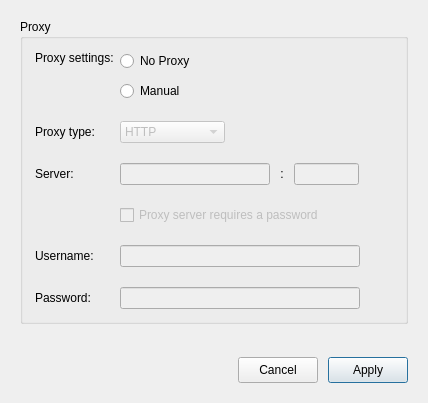
This is src/MEGASync/gui/ui/ProxySettings.ui in meganz/MEGAsync as Qt 5 draws it before an edit. The edited form follows.
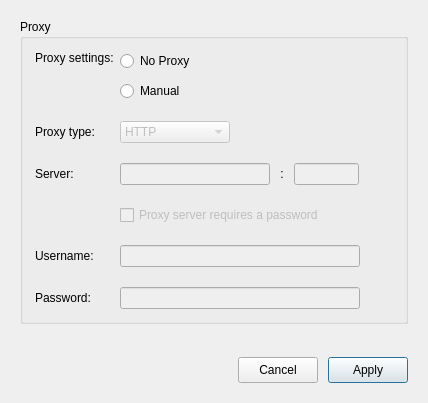
This is the edited form. Custom widgets are drawn as their Qt base class.

Commit message: SNC-5045 : Proxy type open combo dialog add more width.

```diff
--- a/src/MEGASync/gui/ui/ProxySettings.ui
+++ b/src/MEGASync/gui/ui/ProxySettings.ui
@@ -155,13 +155,13 @@
         </property>
         <property name="minimumSize">
          <size>
-          <width>105</width>
+          <width>110</width>
           <height>0</height>
          </size>
         </property>
         <property name="maximumSize">
          <size>
-          <width>105</width>
+          <width>110</width>
           <height>16777215</height>
          </size>
         </property>
```
The commit also changes 1 other file.
